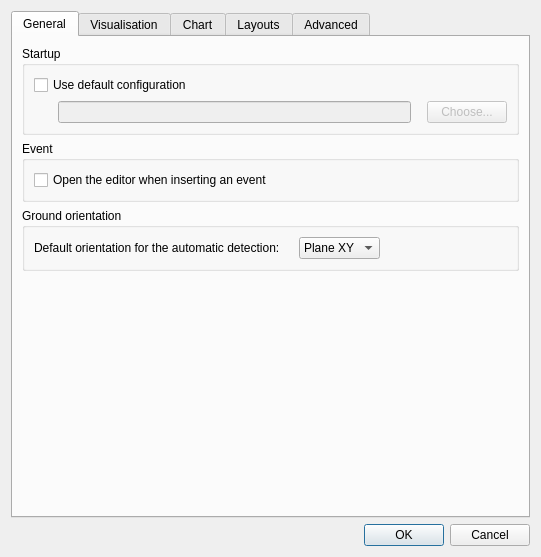
Above: Tools/Mokka/Preferences.ui from Biomechanical-ToolKit/BTKCore before the change. Below: the same form after it.
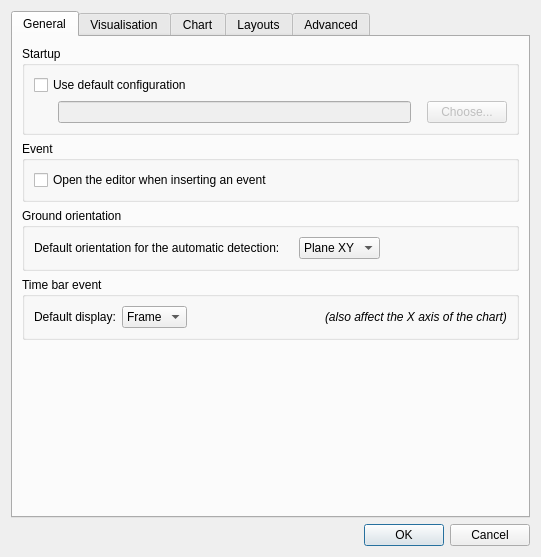
That is the form after the change. The open tabs and pages were chosen to show the change. Custom widgets are drawn as their Qt base class.

Commit message: [ENH] Mokka: New feature: The ticks of the time event bar can now display time data. An option/preference is also proposed to choose the default display.

What changed in the file:
```diff
--- a/Tools/Mokka/Preferences.ui
+++ b/Tools/Mokka/Preferences.ui
@@ -173,6 +173,61 @@
          </layout>
         </widget>
        </item>
+       <item>
+        <widget class="QGroupBox" name="groupBox_11">
+         <property name="title">
+          <string>Time bar event</string>
+         </property>
+         <layout class="QHBoxLayout" name="horizontalLayout">
+          <item>
+           <widget class="QLabel" name="label_28">
+            <property name="text">
+             <string>Default display:</string>
+            </property>
+           </widget>
+          </item>
+          <item>
+           <widget class="QComboBox" name="defaultTimeBarEventDisplayComboBox">
+            <item>
+             <property name="text">
+              <string>Frame</string>
+             </property>
+            </item>
+            <item>
+             <property name="text">
+              <string>Time</string>
+             </property>
+            </item>
+           </widget>
+          </item>
+          <item>
+           <spacer name="horizontalSpacer_23">
+            <property name="orientation">
+             <enum>Qt::Horizontal</enum>
+            </property>
+            <property name="sizeHint" stdset="0">
+             <size>
+              <width>7</width>
+              <height>13</height>
+             </size>
+            </property>
+           </spacer>
+          </item>
+          <item>
+           <widget class="QLabel" name="label_29">
+            <property name="font">
+             <font>
+              <italic>true</italic>
+             </font>
+            </property>
+            <property name="text">
+             <string>(also affect the X axis of the chart)</string>
+            </property>
+           </widget>
+          </item>
+         </layout>
+        </widget>
+       </item>
        <item>
         <spacer name="verticalSpacer_2">
          <property name="orientation">
```
Left out of the diff: 2 changed lines with no effect on the pictures. The commit also changes 11 other files.
